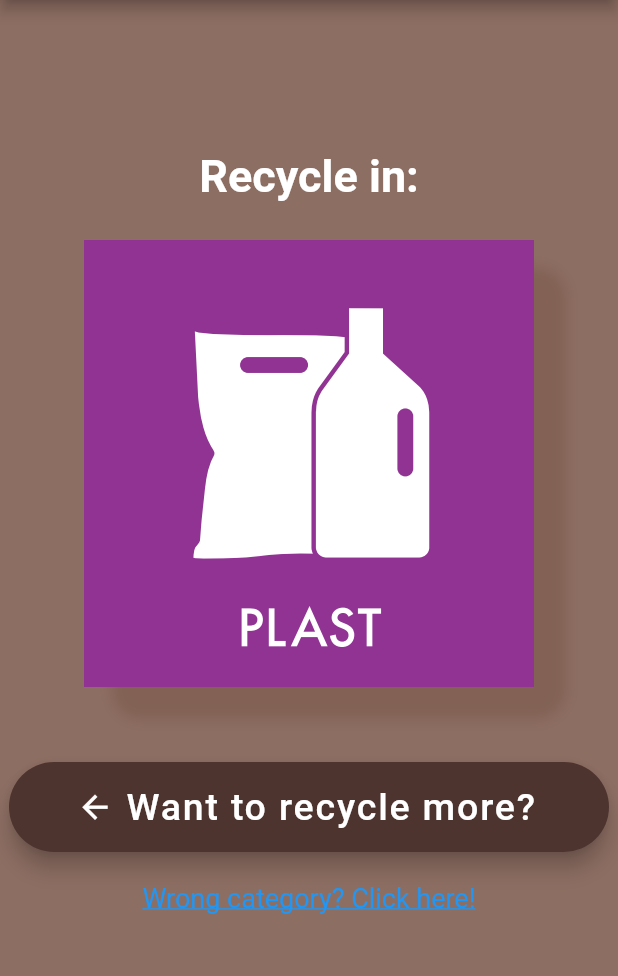
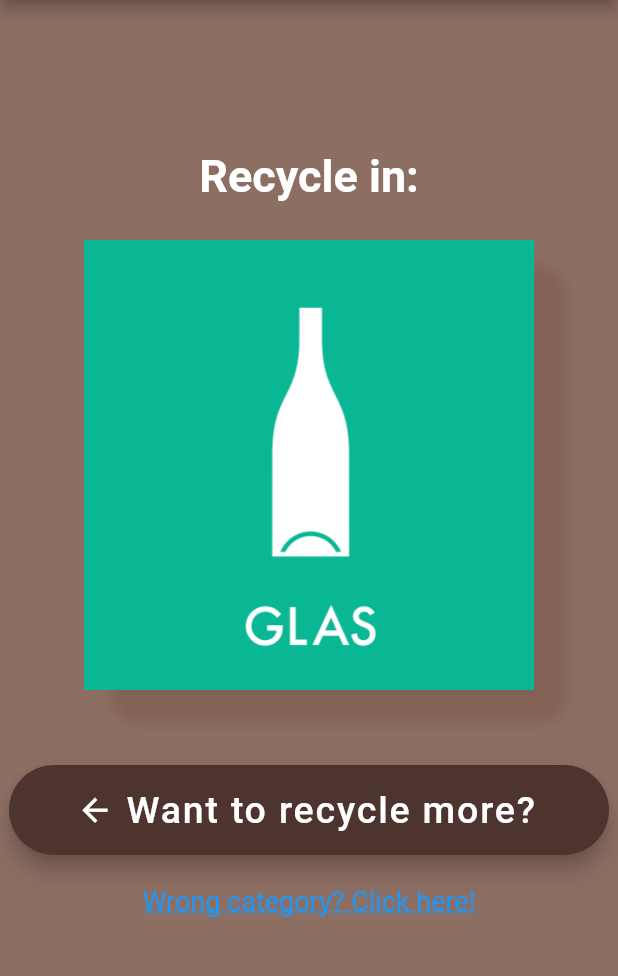
Before and after one commit to Group2-P6-Bachelor-Project/Flutter, a Flutter app: the OutputScreen screen opened directly, on a phone screen of 412 x 824 dp, the part 84-1060 px from its top. Run offline on Flutter 3.47's test engine with Material 2 defaults, Android fonts, the phone set to English and light mode, and no system bars; our stand-ins replace camera, video_player; missing offline and left inert: tflite.

```diff
--- a/lib/OutputScreen/CustomOutputImage.dart
+++ b/lib/OutputScreen/CustomOutputImage.dart
@@ -1,10 +1,18 @@
 import 'package:flutter/material.dart';
 
 class CustomOutputImage extends StatelessWidget {
-  final String imagePath;
+  final int index;
 
-  const CustomOutputImage({Key? key, required this.imagePath})
-      : super(key: key);
+  const CustomOutputImage({Key? key, required this.index}) : super(key: key);
+
+  static const List<String> _imagePaths = [
+    'assets/Pap.png',
+    'assets/Papir.png',
+    'assets/Plast.png',
+    'assets/Metal.png',
+    'assets/Glas.png',
+    'assets/RestAffald.png',
+  ];
 
   @override
   Widget build(BuildContext context) {
@@ -21,7 +29,7 @@ class CustomOutputImage extends StatelessWidget {
         borderRadius: BorderRadius.circular(20),
       ),
       child: Image.asset(
-        imagePath,
+        _imagePaths[index],
         width: 300,
       ),
     );
--- a/lib/OutputScreen/OutputScreen.dart
+++ b/lib/OutputScreen/OutputScreen.dart
@@ -4,6 +4,7 @@ import 'package:flutter_application_1/InformationScreen/InformationScreen.dart';
 import 'package:flutter_application_1/OutputScreen/RecycleButtonWidget.dart';
 import 'package:flutter_application_1/styles.dart';
 import 'package:flutter_application_1/FeedbackScreen/FeedbackScreen.dart';
+import 'dart:math';
 
 class OutputScreen extends StatelessWidget {
   const OutputScreen({super.key});
@@ -34,9 +35,7 @@ class OutputScreen extends StatelessWidget {
                 margin: const EdgeInsets.only(top: 100, bottom: 25),
                 child: const Text('Recycle in:', style: titleTextStyle),
               ),
-              const CustomOutputImage(
-                imagePath: 'assets/Plast.png',
-              ),
+              CustomOutputImage(index: Random().nextInt(6)),
             ],
           ),
           Container(
```
